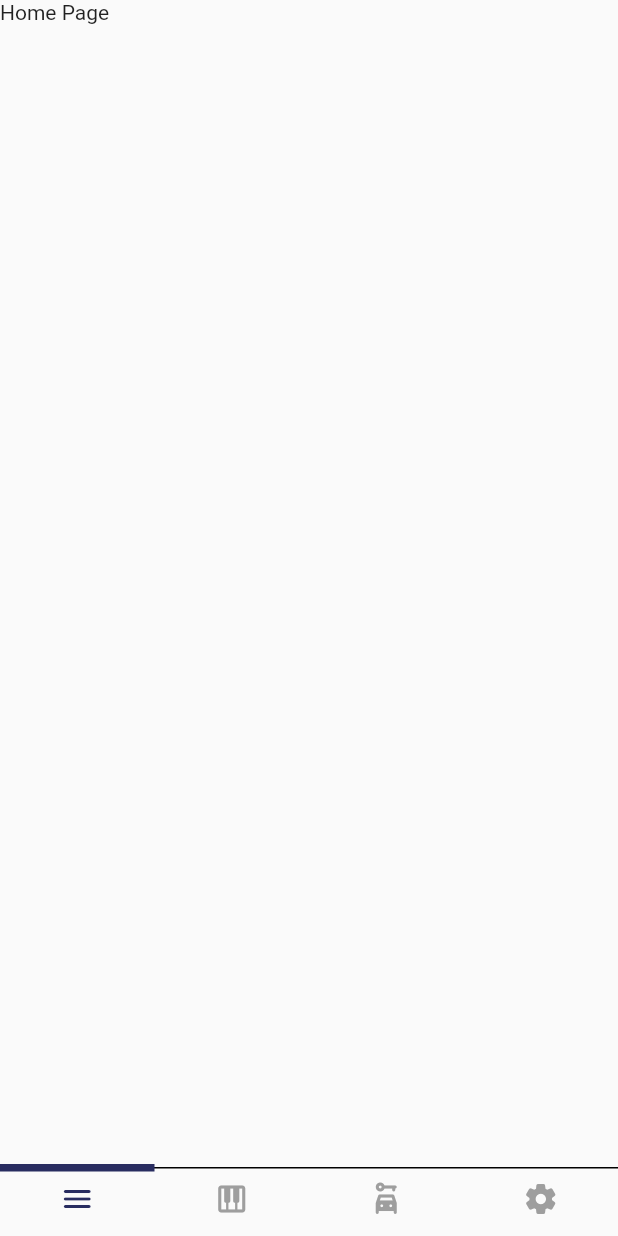
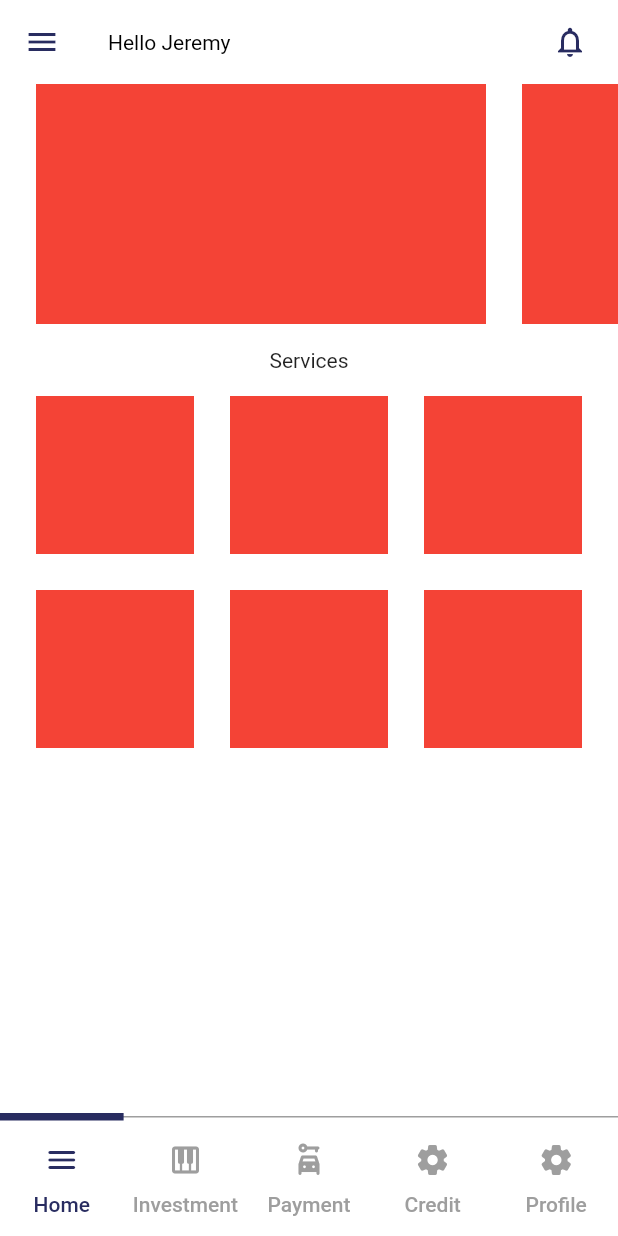
Before and after one commit to saikarthik1997/Finance_App_Clean_Architecture, a Flutter app: the HomePageView screen opened by its route, on a phone screen of 412 x 824 dp. Run offline on Flutter 3.47's test engine with Material 2 defaults, Android fonts, the phone set to English and light mode, and no system bars; our stand-ins replace dio, get, jiffy, pinput, pretty_dio_logger.

Commit message:
home page initial layout grid and listview added

```diff
--- a/lib/modules/home/controllers/home_page_controller.dart
+++ b/lib/modules/home/controllers/home_page_controller.dart
@@ -7,7 +7,7 @@ class HomePageController extends GetxController
   int currentIndex = 0;
   @override
   void onInit() {
-    tabController = TabController(length: 4, vsync: this);
+    tabController = TabController(length: 5, vsync: this);
     super.onInit();
   }
 }
--- a/lib/modules/home/views/home_page_view.dart
+++ b/lib/modules/home/views/home_page_view.dart
@@ -10,6 +10,22 @@ class HomePageView extends StatelessWidget {
   Widget build(BuildContext context) {
     return GetBuilder<HomePageController>(builder: (controller) {
       return Scaffold(
+        backgroundColor: Colors.white,
+        drawer: const Drawer(),
+        appBar: AppBar(
+          actions: const [
+            Icon(Icons.notifications_outlined),
+            SizedBox(width: 20.0)
+          ],
+          title: const Text("Hello Jeremy"),
+          //  toolbarHeight: 30,
+          //  titleSpacing: 20,
+          centerTitle: false,
+          titleTextStyle: const TextStyle(color: Colors.black),
+          iconTheme: const IconThemeData(color: AppColors.primaryColor),
+          backgroundColor: Colors.white,
+          shadowColor: Colors.transparent,
+        ),
         bottomNavigationBar: SafeArea(
           child: Stack(
             children: [
@@ -18,10 +34,11 @@ class HomePageView extends StatelessWidget {
                 child: Container(
                   height: 1.0,
                   width: Get.width,
-                  color: Colors.black,
+                  color: Colors.grey,
                 ),
               ),
               TabBar(
+                labelPadding: const EdgeInsets.only(top: 8.0),
                 controller: controller.tabController,
                 unselectedLabelColor: Colors.grey,
                 indicator: const BoxDecoration(
@@ -31,10 +48,26 @@ class HomePageView extends StatelessWidget {
                 labelColor: AppColors.primaryColor,
                 onTap: (index) {},
                 tabs: const [
-                  Tab(icon: Icon(Icons.menu_rounded)),
-                  Tab(icon: Icon(Icons.piano)),
-                  Tab(icon: Icon(Icons.car_rental_rounded)),
-                  Tab(icon: Icon(Icons.settings_rounded)),
+                  Tab(
+                    icon: Icon(Icons.menu_rounded),
+                    text: "Home",
+                  ),
+                  Tab(
+                    icon: Icon(Icons.piano),
+                    text: "Investment",
+                  ),
+                  Tab(
+                    icon: Icon(Icons.car_rental_rounded),
+                    text: "Payment",
+                  ),
+                  Tab(
+                    icon: Icon(Icons.settings_rounded),
+                    text: "Credit",
+                  ),
+                  Tab(
+                    icon: Icon(Icons.settings_rounded),
+                    text: "Profile",
+                  ),
                 ],
               ),
             ],
@@ -42,10 +75,57 @@ class HomePageView extends StatelessWidget {
         ),
         body: SafeArea(
           child: Column(
+            crossAxisAlignment: CrossAxisAlignment.start,
             children: [
+              SizedBox(
+                height: 160.0,
+                child: ListView.separated(
+                  physics: const BouncingScrollPhysics(),
+                  separatorBuilder: (context, index) {
+                    return const SizedBox(width: 24.0);
+                  },
+                  padding: const EdgeInsets.only(left: 24.0),
+                  scrollDirection: Axis.horizontal,
+                  itemCount: 2,
+                  itemBuilder: (context, index) {
+                    return Container(width: 300.0, color: Colors.red);
+                  },
+                ),
+              ),
               Expanded(
-                child: Container(
-                  child: Text("Home Page"),
+                child: Column(
+                  crossAxisAlignment: CrossAxisAlignment.start,
+                  children: [
+                    Expanded(
+                        child: Padding(
+                      padding: const EdgeInsets.symmetric(horizontal: 24.0),
+                      child: Column(
+                        children: [
+                          const SizedBox(height: 16.0),
+                          const Text("Services"),
+                          const SizedBox(height: 16.0),
+                          Expanded(
+                            child: GridView.builder(
+                              physics: const NeverScrollableScrollPhysics(),
+                              itemCount: 6,
+                              gridDelegate:
+                                  const SliverGridDelegateWithFixedCrossAxisCount(
+                                      crossAxisCount: 3,
+                                      crossAxisSpacing: 24.0,
+                                      mainAxisSpacing: 24.0),
+                              itemBuilder: (context, index) {
+                                return Container(
+                                  height: 50.0,
+                                  color: Colors.red,
+                                  width: 50.0,
+                                );
+                              },
+                            ),
+                          )
+                        ],
+                      ),
+                    )),
+                  ],
                 ),
               ),
             ],
```
